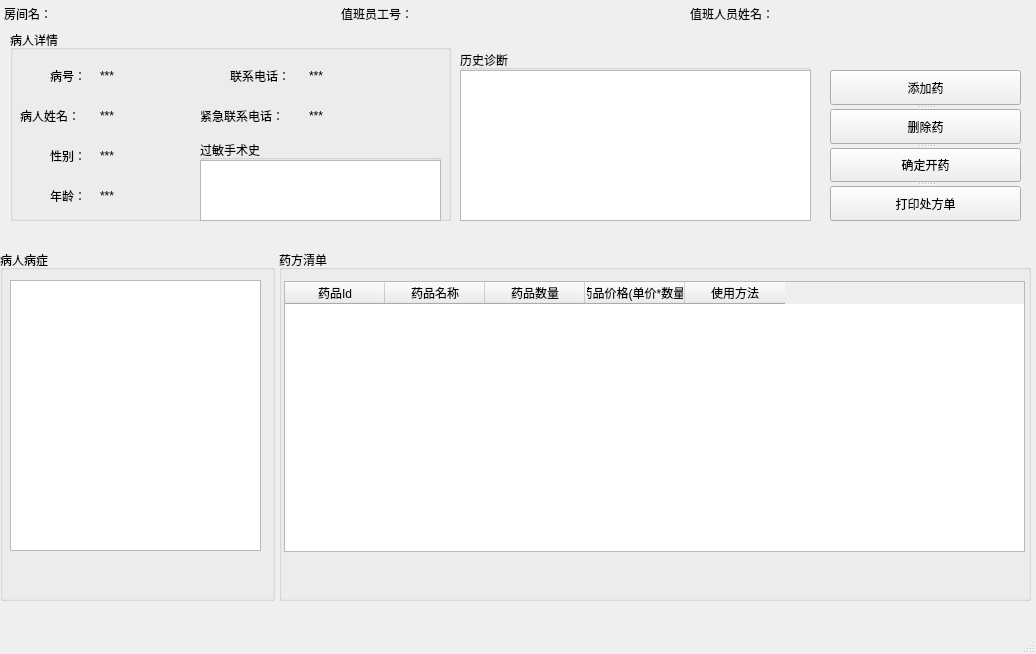
Above: diagnosiswindow.ui from zhbean/Hospital_MIS before the change. Below: the same form after it.
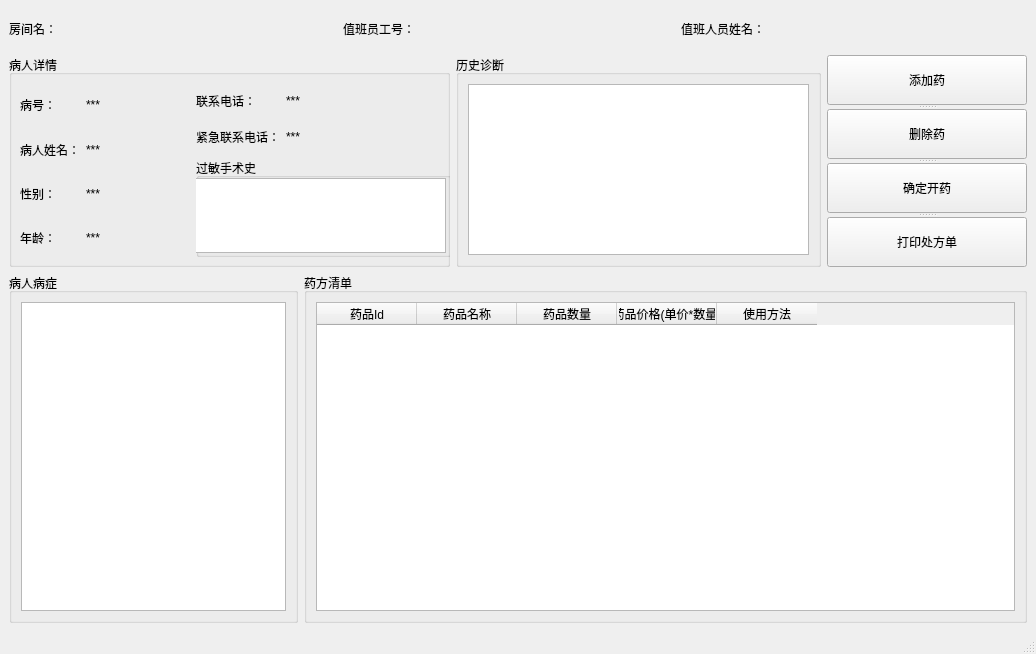
That is the form after the change.

```diff
--- a/diagnosiswindow.ui
+++ b/diagnosiswindow.ui
@@ -20,229 +20,385 @@
    <string>诊断系统</string>
   </property>
   <widget class="QWidget" name="centralwidget">
+   <layout class="QVBoxLayout" name="verticalLayout_14">
+    <item>
+     <layout class="QVBoxLayout" name="verticalLayout_13" stretch="1,3">
+      <item>
+       <layout class="QVBoxLayout" name="verticalLayout_12">
+        <item>
+         <layout class="QHBoxLayout" name="horizontalLayout_8">
+          <item>
+           <widget class="QLabel" name="label_2">
+            <property name="minimumSize">
+             <size>
+              <width>60</width>
+              <height>40</height>
+             </size>
+            </property>
+            <property name="maximumSize">
+             <size>
+              <width>60</width>
+              <height>16777215</height>
+             </size>
+            </property>
+            <property name="text">
+             <string>房间名：</string>
+            </property>
+           </widget>
+          </item>
+          <item>
+           <widget class="QLabel" name="RoomNameLabel">
+            <property name="minimumSize">
+             <size>
+              <width>120</width>
+              <height>40</height>
+             </size>
+            </property>
+            <property name="maximumSize">
+             <size>
+              <width>16777215</width>
+              <height>16777215</height>
+             </size>
+            </property>
+            <property name="text">
+             <string/>
+            </property>
+           </widget>
+          </item>
+          <item>
+           <spacer name="horizontalSpacer">
+            <property name="orientation">
+             <enum>Qt::Horizontal</enum>
+            </property>
+            <property name="sizeHint" stdset="0">
+             <size>
+              <width>142</width>
+              <height>28</height>
+             </size>
+            </property>
+           </spacer>
+          </item>
+          <item>
+           <widget class="QLabel" name="label_6">
+            <property name="minimumSize">
+             <size>
+              <width>90</width>
+              <height>40</height>
+             </size>
+            </property>
+            <property name="maximumSize">
+             <size>
+              <width>90</width>
+              <height>16777215</height>
+             </size>
+            </property>
+            <property name="text">
+             <string>值班员工号：</string>
+            </property>
+           </widget>
+          </item>
+          <item>
+           <widget class="QLabel" name="StaffIdLabel">
+            <property name="minimumSize">
+             <size>
+              <width>120</width>
+              <height>40</height>
+             </size>
+            </property>
+            <property name="maximumSize">
+             <size>
+              <width>16777215</width>
+              <height>16777215</height>
+             </size>
+            </property>
+            <property name="text">
+             <string/>
+            </property>
+           </widget>
+          </item>
+          <item>
+           <spacer name="horizontalSpacer_2">
+            <property name="orientation">
+             <enum>Qt::Horizontal</enum>
+            </property>
+            <property name="sizeHint" stdset="0">
+             <size>
+              <width>112</width>
+              <height>28</height>
+             </size>
+            </property>
+           </spacer>
+          </item>
+          <item>
+           <widget class="QLabel" name="label_8">
+            <property name="minimumSize">
+             <size>
+              <width>105</width>
+              <height>40</height>
+             </size>
+            </property>
+            <property name="maximumSize">
+             <size>
+              <width>105</width>
+              <height>16777215</height>
+             </size>
+            </property>
+            <property name="text">
+             <string>值班人员姓名：</string>
+            </property>
+           </widget>
+          </item>
+          <item>
+           <widget class="QLabel" name="StaffNameLabel">
+            <property name="minimumSize">
+             <size>
+              <width>120</width>
+              <height>40</height>
+             </size>
+            </property>
+            <property name="maximumSize">
+             <size>
+              <width>16777215</width>
+              <height>16777215</height>
+             </size>
+            </property>
+            <property name="text">
+             <string/>
+            </property>
+           </widget>
+          </item>
+          <item>
+           <spacer name="horizontalSpacer_3">
+            <property name="orientation">
+             <enum>Qt::Horizontal</enum>
+            </property>
+            <property name="sizeHint" stdset="0">
+             <size>
+              <width>92</width>
+              <height>28</height>
+             </size>
+            </property>
+           </spacer>
+          </item>
+         </layout>
+        </item>
+        <item>
+         <layout class="QHBoxLayout" name="horizontalLayout_6">
+          <item>
+           <layout class="QHBoxLayout" name="horizontalLayout_5">
+            <item>
+             <layout class="QFormLayout" name="formLayout">
+              <item row="0" column="0">
    <widget class="QGroupBox" name="groupBox">
-    <property name="geometry">
-     <rect>
-      <x>10</x>
-      <y>30</y>
+                <property name="sizePolicy">
+                 <sizepolicy hsizetype="Expanding" vsizetype="Expanding">
+                  <horstretch>0</horstretch>
+                  <verstretch>0</verstretch>
+                 </sizepolicy>
+                </property>
+                <property name="minimumSize">
+                 <size>
       <width>441</width>
-      <height>191</height>
-     </rect>
-    </property>
-    <property name="sizePolicy">
-     <sizepolicy hsizetype="Expanding" vsizetype="Expanding">
-      <horstretch>0</horstretch>
-      <verstretch>0</verstretch>
-     </sizepolicy>
+                  <height>211</height>
+                 </size>
     </property>
     <property name="title">
      <string>病人详情</string>
     </property>
-    <widget class="QGroupBox" name="groupBox_4">
+                <widget class="QWidget" name="">
      <property name="geometry">
       <rect>
-       <x>190</x>
-       <y>110</y>
-       <width>241</width>
-       <height>82</height>
-      </rect>
-     </property>
-     <property name="sizePolicy">
-      <sizepolicy hsizetype="Expanding" vsizetype="Expanding">
-       <horstretch>0</horstretch>
-       <verstretch>0</verstretch>
-      </sizepolicy>
-     </property>
-     <property name="title">
-      <string>过敏手术史</string>
-     </property>
-     <widget class="QPlainTextEdit" name="allergyPlainTextEdit">
-      <property name="geometry">
-       <rect>
-        <x>0</x>
-        <y>20</y>
-        <width>241</width>
-        <height>61</height>
-       </rect>
-      </property>
-      <property name="sizePolicy">
-       <sizepolicy hsizetype="Expanding" vsizetype="Expanding">
-        <horstretch>0</horstretch>
-        <verstretch>0</verstretch>
-       </sizepolicy>
-      </property>
-      <property name="readOnly">
-       <bool>true</bool>
-      </property>
-     </widget>
-    </widget>
+                   <x>11</x>
+                   <y>31</y>
+                   <width>431</width>
+                   <height>171</height>
+                  </rect>
+                 </property>
+                 <layout class="QHBoxLayout" name="horizontalLayout_3" stretch="2,3">
+                  <item>
+                   <layout class="QHBoxLayout" name="horizontalLayout">
+                    <item>
+                     <layout class="QVBoxLayout" name="verticalLayout">
+                      <item>
     <widget class="QLabel" name="label">
-     <property name="geometry">
-      <rect>
-       <x>40</x>
-       <y>30</y>
-       <width>41</width>
-       <height>31</height>
-      </rect>
-     </property>
      <property name="sizePolicy">
-      <sizepolicy hsizetype="Expanding" vsizetype="Expanding">
+                         <sizepolicy hsizetype="Maximum" vsizetype="Expanding">
        <horstretch>0</horstretch>
        <verstretch>0</verstretch>
       </sizepolicy>
      </property>
+                        <property name="minimumSize">
+                         <size>
+                          <width>0</width>
+                          <height>30</height>
+                         </size>
+                        </property>
      <property name="text">
       <string>病号：</string>
      </property>
     </widget>
-    <widget class="QLabel" name="patientIdLabel">
-     <property name="geometry">
-      <rect>
-       <x>90</x>
-       <y>30</y>
-       <width>81</width>
-       <height>31</height>
-      </rect>
-     </property>
-     <property name="sizePolicy">
-      <sizepolicy hsizetype="Expanding" vsizetype="Expanding">
-       <horstretch>0</horstretch>
-       <verstretch>0</verstretch>
-      </sizepolicy>
-     </property>
-     <property name="text">
-      <string>***</string>
-     </property>
-    </widget>
+                      </item>
+                      <item>
     <widget class="QLabel" name="label_4">
-     <property name="geometry">
-      <rect>
-       <x>10</x>
-       <y>70</y>
-       <width>71</width>
-       <height>31</height>
-      </rect>
-     </property>
      <property name="sizePolicy">
-      <sizepolicy hsizetype="Expanding" vsizetype="Expanding">
+                         <sizepolicy hsizetype="Maximum" vsizetype="Expanding">
        <horstretch>0</horstretch>
        <verstretch>0</verstretch>
       </sizepolicy>
      </property>
+                        <property name="minimumSize">
+                         <size>
+                          <width>0</width>
+                          <height>30</height>
+                         </size>
+                        </property>
      <property name="text">
       <string>病人姓名：</string>
      </property>
     </widget>
-    <widget class="QLabel" name="patientNameLabel">
-     <property name="geometry">
-      <rect>
-       <x>90</x>
-       <y>70</y>
-       <width>81</width>
-       <height>31</height>
-      </rect>
-     </property>
-     <property name="sizePolicy">
-      <sizepolicy hsizetype="Expanding" vsizetype="Expanding">
-       <horstretch>0</horstretch>
-       <verstretch>0</verstretch>
-      </sizepolicy>
-     </property>
-     <property name="text">
-      <string>***</string>
-     </property>
-    </widget>
+                      </item>
+                      <item>
     <widget class="QLabel" name="label_5">
-     <property name="geometry">
-      <rect>
-       <x>40</x>
-       <y>110</y>
-       <width>41</width>
-       <height>31</height>
-      </rect>
-     </property>
      <property name="sizePolicy">
-      <sizepolicy hsizetype="Expanding" vsizetype="Expanding">
+                         <sizepolicy hsizetype="Maximum" vsizetype="Expanding">
        <horstretch>0</horstretch>
        <verstretch>0</verstretch>
       </sizepolicy>
      </property>
+                        <property name="minimumSize">
+                         <size>
+                          <width>0</width>
+                          <height>30</height>
+                         </size>
+                        </property>
      <property name="text">
       <string>性别：</string>
      </property>
     </widget>
-    <widget class="QLabel" name="patientSexLabel">
-     <property name="geometry">
-      <rect>
-       <x>90</x>
-       <y>110</y>
-       <width>81</width>
-       <height>31</height>
-      </rect>
-     </property>
-     <property name="sizePolicy">
-      <sizepolicy hsizetype="Expanding" vsizetype="Expanding">
-       <horstretch>0</horstretch>
-       <verstretch>0</verstretch>
-      </sizepolicy>
-     </property>
-     <property name="text">
-      <string>***</string>
-     </property>
-    </widget>
+                      </item>
+                      <item>
     <widget class="QLabel" name="label_7">
-     <property name="geometry">
-      <rect>
-       <x>40</x>
-       <y>150</y>
-       <width>41</width>
-       <height>31</height>
-      </rect>
-     </property>
      <property name="sizePolicy">
-      <sizepolicy hsizetype="Expanding" vsizetype="Expanding">
+                         <sizepolicy hsizetype="Maximum" vsizetype="Expanding">
        <horstretch>0</horstretch>
        <verstretch>0</verstretch>
       </sizepolicy>
      </property>
+                        <property name="minimumSize">
+                         <size>
+                          <width>0</width>
+                          <height>30</height>
+                         </size>
+                        </property>
      <property name="text">
       <string>年龄：</string>
      </property>
     </widget>
+                      </item>
+                     </layout>
+                    </item>
+                    <item>
+                     <layout class="QVBoxLayout" name="verticalLayout_2">
+                      <item>
+                       <widget class="QLabel" name="patientIdLabel">
+                        <property name="sizePolicy">
+                         <sizepolicy hsizetype="Expanding" vsizetype="Expanding">
+                          <horstretch>0</horstretch>
+                          <verstretch>0</verstretch>
+                         </sizepolicy>
+                        </property>
+                        <property name="minimumSize">
+                         <size>
+                          <width>0</width>
+                          <height>30</height>
+                         </size>
+                        </property>
+                        <property name="text">
+                         <string>***</string>
+                        </property>
+                       </widget>
+                      </item>
+                      <item>
+                       <widget class="QLabel" name="patientNameLabel">
+                        <property name="sizePolicy">
+                         <sizepolicy hsizetype="Expanding" vsizetype="Expanding">
+                          <horstretch>0</horstretch>
+                          <verstretch>0</verstretch>
+                         </sizepolicy>
+                        </property>
+                        <property name="minimumSize">
+                         <size>
+                          <width>0</width>
+                          <height>30</height>
+                         </size>
+                        </property>
+                        <property name="text">
+                         <string>***</string>
+                        </property>
+                       </widget>
+                      </item>
+                      <item>
+                       <widget class="QLabel" name="patientSexLabel">
+                        <property name="sizePolicy">
+                         <sizepolicy hsizetype="Expanding" vsizetype="Expanding">
+                          <horstretch>0</horstretch>
+                          <verstretch>0</verstretch>
+                         </sizepolicy>
+                        </property>
+                        <property name="minimumSize">
+                         <size>
+                          <width>0</width>
+                          <height>30</height>
+                         </size>
+                        </property>
+                        <property name="text">
+                         <string>***</string>
+                        </property>
+                       </widget>
+                      </item>
+                      <item>
     <widget class="QLabel" name="patientAgeLabel">
-     <property name="geometry">
-      <rect>
-       <x>90</x>
-       <y>150</y>
-       <width>81</width>
-       <height>31</height>
-      </rect>
-     </property>
      <property name="sizePolicy">
       <sizepolicy hsizetype="Expanding" vsizetype="Expanding">
        <horstretch>0</horstretch>
        <verstretch>0</verstretch>
       </sizepolicy>
      </property>
+                        <property name="minimumSize">
+                         <size>
+                          <width>0</width>
+                          <height>30</height>
+                         </size>
+                        </property>
      <property name="text">
       <string>***</string>
      </property>
     </widget>
+                      </item>
+                     </layout>
+                    </item>
+                   </layout>
+                  </item>
+                  <item>
+                   <layout class="QVBoxLayout" name="verticalLayout_5">
+                    <item>
+                     <layout class="QHBoxLayout" name="horizontalLayout_2">
+                      <item>
+                       <layout class="QVBoxLayout" name="verticalLayout_3">
+                        <item>
     <widget class="QLabel" name="label_3">
-     <property name="geometry">
-      <rect>
-       <x>220</x>
-       <y>30</y>
-       <width>71</width>
-       <height>31</height>
-      </rect>
-     </property>
      <property name="sizePolicy">
-      <sizepolicy hsizetype="Expanding" vsizetype="Expanding">
+                           <sizepolicy hsizetype="Maximum" vsizetype="Maximum">
        <horstretch>0</horstretch>
        <verstretch>0</verstretch>
       </sizepolicy>
      </property>
+                          <property name="minimumSize">
+                           <size>
+                            <width>0</width>
+                            <height>30</height>
+                           </size>
+                          </property>
      <property name="text">
       <string>联系电话：</string>
      </property>
@@ -250,40 +406,21 @@
       <set>Qt::AlignLeading|Qt::AlignLeft|Qt::AlignVCenter</set>
      </property>
     </widget>
-    <widget class="QLabel" name="patientContactLabel">
-     <property name="geometry">
-      <rect>
-       <x>299</x>
-       <y>30</y>
-       <width>131</width>
-       <height>31</height>
-      </rect>
-     </property>
-     <property name="sizePolicy">
-      <sizepolicy hsizetype="Expanding" vsizetype="Expanding">
-       <horstretch>0</horstretch>
-       <verstretch>0</verstretch>
-      </sizepolicy>
-     </property>
-     <property name="text">
-      <string>***</string>
-     </property>
-    </widget>
+                        </item>
+                        <item>
     <widget class="QLabel" name="label_9">
-     <property name="geometry">
-      <rect>
-       <x>190</x>
-       <y>70</y>
-       <width>101</width>
-       <height>31</height>
-      </rect>
-     </property>
      <property name="sizePolicy">
-      <sizepolicy hsizetype="Expanding" vsizetype="Expanding">
+                           <sizepolicy hsizetype="Maximum" vsizetype="Maximum">
        <horstretch>0</horstretch>
        <verstretch>0</verstretch>
       </sizepolicy>
      </property>
+                          <property name="minimumSize">
+                           <size>
+                            <width>0</width>
+                            <height>30</height>
+                           </size>
+                          </property>
      <property name="text">
       <string>紧急联系电话：</string>
      </property>
@@ -291,35 +428,55 @@
       <set>Qt::AlignLeading|Qt::AlignLeft|Qt::AlignVCenter</set>
      </property>
     </widget>
+                        </item>
+                       </layout>
+                      </item>
+                      <item>
+                       <layout class="QVBoxLayout" name="verticalLayout_4">
+                        <item>
+                         <widget class="QLabel" name="patientContactLabel">
+                          <property name="sizePolicy">
+                           <sizepolicy hsizetype="Expanding" vsizetype="Maximum">
+                            <horstretch>0</horstretch>
+                            <verstretch>0</verstretch>
+                           </sizepolicy>
+                          </property>
+                          <property name="minimumSize">
+                           <size>
+                            <width>0</width>
+                            <height>30</height>
+                           </size>
+                          </property>
+                          <property name="text">
+                           <string>***</string>
+                          </property>
+                         </widget>
+                        </item>
+                        <item>
     <widget class="QLabel" name="emergencyContactLabel">
-     <property name="geometry">
-      <rect>
-       <x>299</x>
-       <y>70</y>
-       <width>131</width>
-       <height>31</height>
-      </rect>
-     </property>
      <property name="sizePolicy">
-      <sizepolicy hsizetype="Expanding" vsizetype="Expanding">
+                           <sizepolicy hsizetype="Expanding" vsizetype="Maximum">
        <horstretch>0</horstretch>
        <verstretch>0</verstretch>
       </sizepolicy>
      </property>
+                          <property name="minimumSize">
+                           <size>
+                            <width>0</width>
+                            <height>30</height>
+                           </size>
+                          </property>
      <property name="text">
       <string>***</string>
      </property>
     </widget>
-   </widget>
-   <widget class="QGroupBox" name="groupBox_2">
-    <property name="geometry">
-     <rect>
-      <x>0</x>
-      <y>250</y>
-      <width>275</width>
-      <height>351</height>
-     </rect>
-    </property>
+                        </item>
+                       </layout>
+                      </item>
+                     </layout>
+                    </item>
+                    <item>
+                     <widget class="QGroupBox" name="groupBox_4">
     <property name="sizePolicy">
      <sizepolicy hsizetype="Expanding" vsizetype="Expanding">
       <horstretch>0</horstretch>
@@ -327,237 +484,92 @@
      </sizepolicy>
     </property>
     <property name="title">
-     <string>病人病症</string>
-    </property>
-    <widget class="QPlainTextEdit" name="diseasePlainTextEdit">
+                       <string>过敏手术史</string>
+                      </property>
+                      <widget class="QWidget" name="horizontalLayoutWidget">
      <property name="geometry">
       <rect>
-       <x>10</x>
-       <y>30</y>
+                         <x>-1</x>
+                         <y>20</y>
        <width>251</width>
-       <height>271</height>
-      </rect>
-     </property>
+                         <height>75</height>
+                        </rect>
+                       </property>
+                       <layout class="QHBoxLayout" name="horizontalLayout_4">
+                        <item>
+                         <widget class="QPlainTextEdit" name="allergyPlainTextEdit">
      <property name="sizePolicy">
       <sizepolicy hsizetype="Expanding" vsizetype="Expanding">
        <horstretch>0</horstretch>
        <verstretch>0</verstretch>
       </sizepolicy>
      </property>
-    </widget>
-   </widget>
-   <widget class="QLabel" name="label_2">
-    <property name="geometry">
-     <rect>
-      <x>4</x>
-      <y>2</y>
-      <width>60</width>
-      <height>23</height>
-     </rect>
-    </property>
-    <property name="sizePolicy">
-     <sizepolicy hsizetype="Expanding" vsizetype="Expanding">
-      <horstretch>0</horstretch>
-      <verstretch>0</verstretch>
-     </sizepolicy>
-    </property>
-    <property name="text">
-     <string>房间名：</string>
-    </property>
-   </widget>
-   <widget class="QLabel" name="RoomNameLabel">
-    <property name="geometry">
-     <rect>
-      <x>69</x>
-      <y>2</y>
-      <width>268</width>
-      <height>23</height>
-     </rect>
-    </property>
-    <property name="sizePolicy">
-     <sizepolicy hsizetype="Expanding" vsizetype="Expanding">
-      <horstretch>0</horstretch>
-      <verstretch>0</verstretch>
-     </sizepolicy>
-    </property>
-    <property name="text">
-     <string/>
-    </property>
-   </widget>
-   <widget class="QLabel" name="StaffIdLabel">
-    <property name="geometry">
-     <rect>
-      <x>436</x>
-      <y>2</y>
-      <width>250</width>
-      <height>23</height>
-     </rect>
-    </property>
-    <property name="sizePolicy">
-     <sizepolicy hsizetype="Expanding" vsizetype="Expanding">
-      <horstretch>0</horstretch>
-      <verstretch>0</verstretch>
-     </sizepolicy>
-    </property>
-    <property name="text">
-     <string/>
-    </property>
-   </widget>
-   <widget class="QLabel" name="label_6">
-    <property name="geometry">
-     <rect>
-      <x>341</x>
-      <y>2</y>
-      <width>90</width>
-      <height>23</height>
-     </rect>
-    </property>
-    <property name="sizePolicy">
-     <sizepolicy hsizetype="Expanding" vsizetype="Expanding">
-      <horstretch>0</horstretch>
-      <verstretch>0</verstretch>
-     </sizepolicy>
-    </property>
-    <property name="text">
-     <string>值班员工号：</string>
-    </property>
-   </widget>
-   <widget class="QLabel" name="label_8">
-    <property name="geometry">
-     <rect>
-      <x>690</x>
-      <y>2</y>
-      <width>105</width>
-      <height>23</height>
-     </rect>
-    </property>
-    <property name="sizePolicy">
-     <sizepolicy hsizetype="Expanding" vsizetype="Expanding">
-      <horstretch>0</horstretch>
-      <verstretch>0</verstretch>
-     </sizepolicy>
-    </property>
-    <property name="text">
-     <string>值班人员姓名：</string>
-    </property>
-   </widget>
-   <widget class="QLabel" name="StaffNameLabel">
-    <property name="geometry">
-     <rect>
-      <x>801</x>
-      <y>2</y>
-      <width>224</width>
-      <height>23</height>
-     </rect>
-    </property>
-    <property name="sizePolicy">
-     <sizepolicy hsizetype="Expanding" vsizetype="Expanding">
-      <horstretch>0</horstretch>
-      <verstretch>0</verstretch>
-     </sizepolicy>
-    </property>
-    <property name="text">
-     <string/>
-    </property>
-   </widget>
-   <widget class="QGroupBox" name="groupBox_3">
-    <property name="geometry">
-     <rect>
-      <x>279</x>
-      <y>250</y>
-      <width>752</width>
-      <height>351</height>
-     </rect>
-    </property>
-    <property name="sizePolicy">
-     <sizepolicy hsizetype="Expanding" vsizetype="Expanding">
-      <horstretch>0</horstretch>
-      <verstretch>0</verstretch>
-     </sizepolicy>
-    </property>
-    <property name="title">
-     <string>药方清单</string>
-    </property>
-    <widget class="QTableWidget" name="medicineTableWidget">
-     <property name="geometry">
-      <rect>
-       <x>5</x>
-       <y>31</y>
-       <width>741</width>
-       <height>271</height>
-      </rect>
-     </property>
-     <property name="sizePolicy">
-      <sizepolicy hsizetype="Expanding" vsizetype="Expanding">
-       <horstretch>0</horstretch>
-       <verstretch>0</verstretch>
-      </sizepolicy>
-     </property>
-     <column>
-      <property name="text">
-       <string>药品Id</string>
-      </property>
-     </column>
-     <column>
-      <property name="text">
-       <string>药品名称</string>
-      </property>
-     </column>
-     <column>
-      <property name="text">
-       <string>药品数量</string>
-      </property>
-     </column>
-     <column>
-      <property name="text">
-       <string>药品价格(单价*数量)</string>
-      </property>
-     </column>
-     <column>
-      <property name="text">
-       <string>使用方法</string>
-      </property>
-     </column>
-    </widget>
-   </widget>
+                          <property name="minimumSize">
+                           <size>
+                            <width>0</width>
+                            <height>73</height>
+                           </size>
+                          </property>
+                          <property name="readOnly">
+                           <bool>true</bool>
+                          </property>
+                         </widget>
+                        </item>
+                       </layout>
+                      </widget>
+                     </widget>
+                    </item>
+                   </layout>
+                  </item>
+                 </layout>
+                </widget>
+               </widget>
+              </item>
+             </layout>
+            </item>
+            <item>
+             <layout class="QVBoxLayout" name="verticalLayout_6">
+              <item>
    <widget class="QGroupBox" name="groupBox_5">
-    <property name="geometry">
-     <rect>
-      <x>460</x>
-      <y>50</y>
-      <width>351</width>
-      <height>171</height>
-     </rect>
-    </property>
     <property name="sizePolicy">
      <sizepolicy hsizetype="Expanding" vsizetype="Expanding">
       <horstretch>0</horstretch>
       <verstretch>0</verstretch>
      </sizepolicy>
     </property>
+                <property name="minimumSize">
+                 <size>
+                  <width>351</width>
+                  <height>171</height>
+                 </size>
+                </property>
     <property name="title">
      <string>历史诊断</string>
     </property>
+                <layout class="QGridLayout" name="gridLayout">
+                 <item row="0" column="0">
+                  <layout class="QVBoxLayout" name="verticalLayout_9">
+                   <item>
     <widget class="QListWidget" name="historyDiseaseListWidget">
-     <property name="geometry">
-      <rect>
-       <x>0</x>
-       <y>20</y>
-       <width>351</width>
-       <height>151</height>
-      </rect>
-     </property>
-    </widget>
-   </widget>
+                     <property name="minimumSize">
+                      <size>
+                       <width>0</width>
+                       <height>0</height>
+                      </size>
+                     </property>
+                    </widget>
+                   </item>
+                  </layout>
+                 </item>
+                </layout>
+               </widget>
+              </item>
+             </layout>
+            </item>
+           </layout>
+          </item>
+          <item>
    <widget class="QSplitter" name="splitter_7">
-    <property name="geometry">
-     <rect>
-      <x>830</x>
-      <y>70</y>
-      <width>191</width>
-      <height>151</height>
-     </rect>
-    </property>
     <property name="orientation">
      <enum>Qt::Vertical</enum>
     </property>
@@ -568,6 +580,12 @@
        <verstretch>0</verstretch>
       </sizepolicy>
      </property>
+             <property name="minimumSize">
+              <size>
+               <width>200</width>
+               <height>50</height>
+              </size>
+             </property>
      <property name="text">
       <string>添加药</string>
      </property>
@@ -579,6 +597,12 @@
        <verstretch>0</verstretch>
       </sizepolicy>
      </property>
+             <property name="minimumSize">
+              <size>
+               <width>200</width>
+               <height>50</height>
+              </size>
+             </property>
      <property name="text">
       <string>删除药</string>
      </property>
@@ -590,6 +614,12 @@
        <verstretch>0</verstretch>
       </sizepolicy>
      </property>
+             <property name="minimumSize">
+              <size>
+               <width>200</width>
+               <height>50</height>
+              </size>
+             </property>
      <property name="text">
       <string>确定开药</string>
      </property>
@@ -601,11 +631,127 @@
        <verstretch>0</verstretch>
       </sizepolicy>
      </property>
+             <property name="minimumSize">
+              <size>
+               <width>200</width>
+               <height>50</height>
+              </size>
+             </property>
      <property name="text">
       <string>打印处方单</string>
      </property>
     </widget>
    </widget>
+          </item>
+         </layout>
+        </item>
+       </layout>
+      </item>
+      <item>
+       <layout class="QHBoxLayout" name="horizontalLayout_7" stretch="2,5">
+        <item>
+         <widget class="QGroupBox" name="groupBox_2">
+          <property name="sizePolicy">
+           <sizepolicy hsizetype="Expanding" vsizetype="Expanding">
+            <horstretch>0</horstretch>
+            <verstretch>0</verstretch>
+           </sizepolicy>
+          </property>
+          <property name="title">
+           <string>病人病症</string>
+          </property>
+          <layout class="QVBoxLayout" name="verticalLayout_8">
+           <item>
+            <layout class="QVBoxLayout" name="verticalLayout_10">
+             <property name="sizeConstraint">
+              <enum>QLayout::SetMinAndMaxSize</enum>
+             </property>
+             <property name="topMargin">
+              <number>0</number>
+             </property>
+             <item>
+              <widget class="QPlainTextEdit" name="diseasePlainTextEdit">
+               <property name="sizePolicy">
+                <sizepolicy hsizetype="Expanding" vsizetype="Preferred">
+                 <horstretch>0</horstretch>
+                 <verstretch>0</verstretch>
+                </sizepolicy>
+               </property>
+               <property name="minimumSize">
+                <size>
+                 <width>0</width>
+                 <height>0</height>
+                </size>
+               </property>
+              </widget>
+             </item>
+            </layout>
+           </item>
+          </layout>
+         </widget>
+        </item>
+        <item>
+         <widget class="QGroupBox" name="groupBox_3">
+          <property name="sizePolicy">
+           <sizepolicy hsizetype="Expanding" vsizetype="Expanding">
+            <horstretch>0</horstretch>
+            <verstretch>0</verstretch>
+           </sizepolicy>
+          </property>
+          <property name="title">
+           <string>药方清单</string>
+          </property>
+          <layout class="QGridLayout" name="gridLayout_2">
+           <item row="0" column="0">
+            <layout class="QVBoxLayout" name="verticalLayout_11">
+             <property name="sizeConstraint">
+              <enum>QLayout::SetMinimumSize</enum>
+             </property>
+             <item>
+              <widget class="QTableWidget" name="medicineTableWidget">
+               <property name="sizePolicy">
+                <sizepolicy hsizetype="Expanding" vsizetype="Expanding">
+                 <horstretch>0</horstretch>
+                 <verstretch>0</verstretch>
+                </sizepolicy>
+               </property>
+               <column>
+                <property name="text">
+                 <string>药品Id</string>
+                </property>
+               </column>
+               <column>
+                <property name="text">
+                 <string>药品名称</string>
+                </property>
+               </column>
+               <column>
+                <property name="text">
+                 <string>药品数量</string>
+                </property>
+               </column>
+               <column>
+                <property name="text">
+                 <string>药品价格(单价*数量)</string>
+                </property>
+               </column>
+               <column>
+                <property name="text">
+                 <string>使用方法</string>
+                </property>
+               </column>
+              </widget>
+             </item>
+            </layout>
+           </item>
+          </layout>
+         </widget>
+        </item>
+       </layout>
+      </item>
+     </layout>
+    </item>
+   </layout>
   </widget>
   <widget class="QMenuBar" name="menubar">
    <property name="geometry">
```
Left out of the diff: 2 changed lines with no effect on the pictures. Lines whose indentation alone changed are shown as unchanged.
